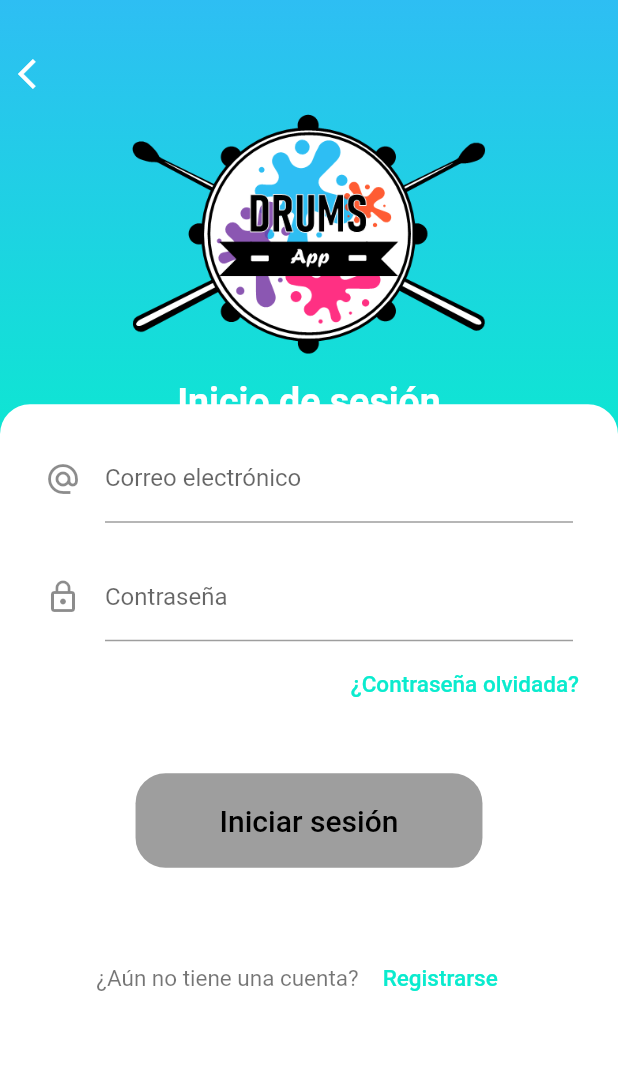
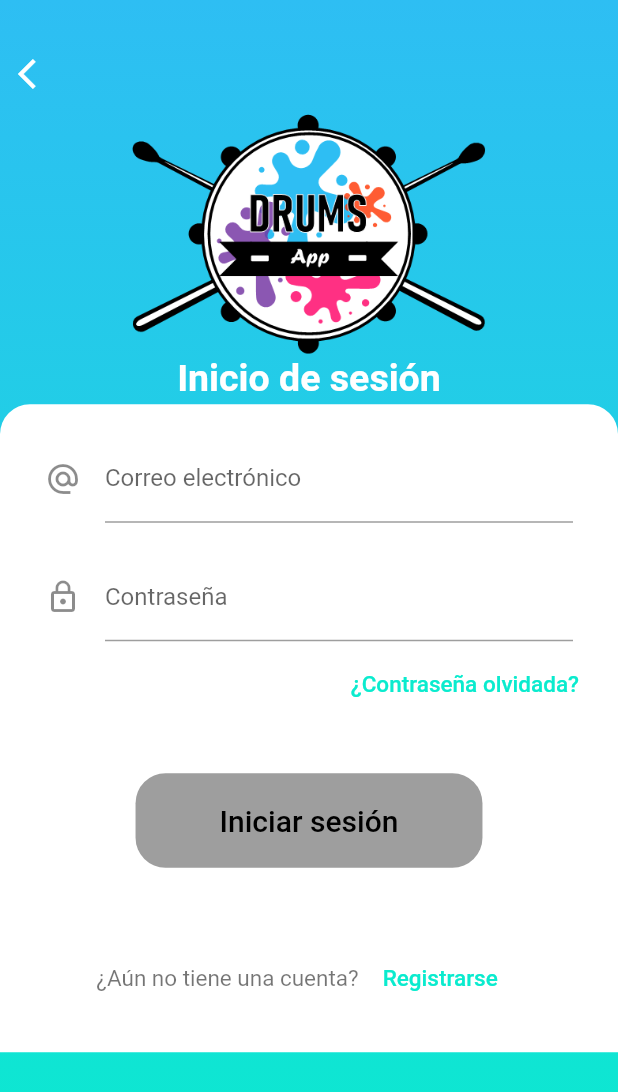
Before and after one commit to stefany-cm/DrumsApp2, a Flutter app: the LoginPage screen opened by its route, on a phone screen of 412 x 824 dp. Shown: the top 1092 px of the screen. Run offline on Flutter 3.47's test engine with Material 2 defaults, Android fonts, the phone set to English and light mode, and no system bars; our stand-ins replace date_field, rxdart.

```diff
--- a/lib/src/pages/login_page.dart
+++ b/lib/src/pages/login_page.dart
@@ -1,6 +1,7 @@
 import 'package:drumsapp2/src/bloc/provider.dart';
 import 'package:drumsapp2/src/pages/principal/homeNavigation_principal.dart';
 import 'package:drumsapp2/src/pages/signUpPersonal_page.dart';
+import 'package:drumsapp2/src/pages/signUp_page.dart';
 import 'package:drumsapp2/src/pages/welcome_page.dart';
 import 'package:drumsapp2/src/utils/colors_utils.dart';
 import 'package:drumsapp2/src/utils/textStyle_utils.dart';
@@ -78,7 +79,9 @@ class LoginPage extends StatelessWidget {
           '¿Aún no tiene una cuenta?',
           style: textStyleShortBlack,
         ),
-        textButton('Registrarse', blue2Color, context, HomeNavigationPrincipal()),
+        textButton('Registrarse', blue2Color, context, SignUpPage()),
+        // textButton('Registrarse', blue2Color, context,
+        //     Navigator.of(context).pushReplacementNamed('/signU'))
       ],
     );
   }
--- a/lib/src/widgets/customAppBar.dart
+++ b/lib/src/widgets/customAppBar.dart
@@ -8,19 +8,22 @@ import 'logo.dart';
 Widget customAppBar(String text, BuildContext context) {
   return Column(
     children: <Widget>[
-      Container(
-              height: MediaQuery.of(context).size.height * 0.4,
+      Expanded(
+          flex: 10,
+          child: Container(
+              height: MediaQuery.of(context).size.height * 0.3,
               decoration: BoxDecoration(gradient: blueLinearGColor),
               child: Column(
                 children: <Widget>[
+                  // SizedBox(height: 15.0),
                   backIconButton(context),
                   logoSize(context, 1, 0.2),
-                  SizedBox(height: 15.0),
+                  // SizedBox(height: 15.0),
                   Text(text,
                       style: textStyleSemiBold, textAlign: TextAlign.center),
                   SizedBox(height: 15.0)
                 ],
-              ))
+              )))
     ],
   );
 }
```
Also changed, not shown: lib/src/pages/router/router.dart (+8 -1 lines), lib/src/services/user_provider.dart (+5 -5 lines), lib/src/widgets/inputs.dart (+11 -6 lines), lib/src/widgets/inputsSignUp.dart (+38 -8 lines).
